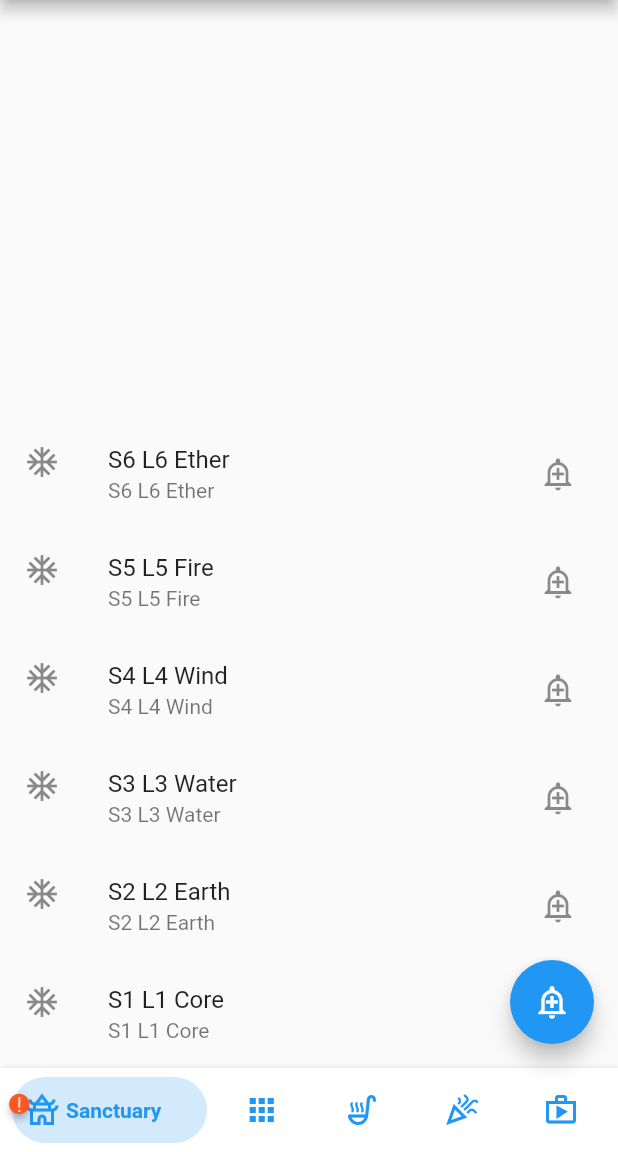
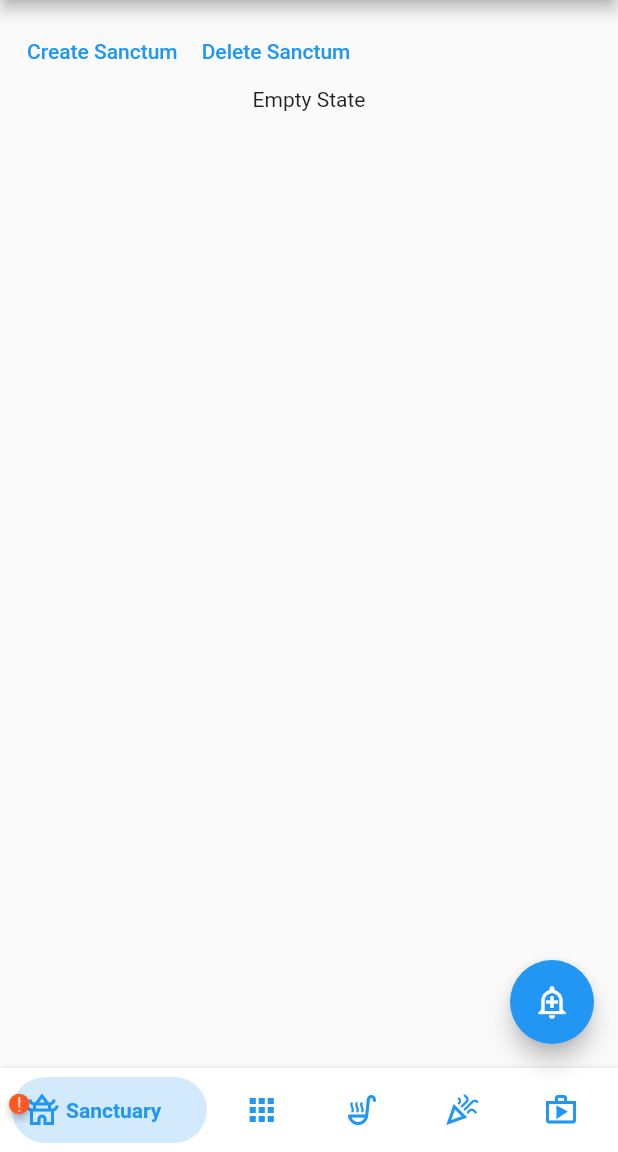
Before and after one commit to hedravBands/soul-flow, a Flutter app: the HomePage screen opened by its route, on a phone screen of 412 x 824 dp, the part 84-1236 px from its top. Run offline on Flutter 3.47's test engine with Material 2 defaults, Android fonts, the light colour scheme and no system bars; drawn by our look-alikes of badges, bottom_navy_bar; our stand-ins replace connectivity_plus, dartz, equatable, flutter_bloc, freezed_annotation, get_it and 2 more; accounts and stored records are empty.

Commit message:
dependency injection with get_it 7.2.0, bloc working on bottom nav

```diff
--- a/lib/main.dart
+++ b/lib/main.dart
@@ -6,11 +6,13 @@ import 'package:provider/provider.dart';
 import 'package:shared_preferences/shared_preferences.dart';
 import 'package:soulflow/src/common/auth/service/app_service.dart';
 
+import 'injection_container.dart' as di;
 import 'src/common/auth/service/auth_service.dart';
 import 'src/common/route/app_router.dart';
 
 Future<void> main() async {
   WidgetsFlutterBinding.ensureInitialized();
+  await di.init();
   final SharedPreferences sharedPreferences =
       await SharedPreferences.getInstance();
   runApp(MyApp(sharedPreferences: sharedPreferences));
--- a/lib/src/common/home/view/home_page.dart
+++ b/lib/src/common/home/view/home_page.dart
@@ -68,7 +68,7 @@ class _HomePageState extends State<HomePage> {
               onPageChanged: (index) {
                 setState(() => _currentIndex = index);
               },
-              children: const <Widget>[
+              children: const [
                 SanctuaryPage(),
                 ElementPage(),
                 AlchemyPage(),
--- a/lib/src/common/route/app_router.dart
+++ b/lib/src/common/route/app_router.dart
@@ -23,7 +23,9 @@ class AppRouter {
       GoRoute(
         path: APP_PAGE.home.toPath,
         name: APP_PAGE.home.toName,
-        builder: (context, state) => const HomePage(),
+        builder: (context, state) {
+          return const HomePage();
+        },
       ),
       GoRoute(
         path: APP_PAGE.splash.toPath,
--- a/lib/src/module/sanctuary/data/repository/sanctum_repository_impl.dart
+++ b/lib/src/module/sanctuary/data/repository/sanctum_repository_impl.dart
@@ -8,7 +8,7 @@ import '../datasource/sanctum_local_datasource.dart';
 class SanctumRepositoryImpl implements SanctumRepository {
   final SanctumLocalDatasource localDatasource;
 
-  SanctumRepositoryImpl(this.localDatasource);
+  SanctumRepositoryImpl({required this.localDatasource});
 
   @override
   Future<Either<Failure, Unit>> createSanctum(String id) async {
--- a/lib/src/module/sanctuary/domain/usecase/create_sanctum_usecase.dart
+++ b/lib/src/module/sanctuary/domain/usecase/create_sanctum_usecase.dart
@@ -8,7 +8,7 @@ import '../../data/repository/sanctum_repository.dart';
 class CreateSanctumUsecase implements Usecase<Unit, Params> {
   final SanctumRepository repository;
 
-  CreateSanctumUsecase(this.repository);
+  CreateSanctumUsecase({required this.repository});
 
   @override
   Future<Either<Failure, Unit>> call(Params params) async {
--- a/lib/src/module/sanctuary/domain/usecase/delete_sanctum_usecase.dart
+++ b/lib/src/module/sanctuary/domain/usecase/delete_sanctum_usecase.dart
@@ -8,7 +8,7 @@ import '../../data/repository/sanctum_repository.dart';
 class DeleteSanctumUsecase implements Usecase<Unit, Params> {
   final SanctumRepository repository;
 
-  DeleteSanctumUsecase(this.repository);
+  DeleteSanctumUsecase({required this.repository});
 
   @override
   Future<Either<Failure, Unit>> call(Params params) async {
--- a/lib/src/module/sanctuary/presentation/bloc/sanctum_bloc.dart
+++ b/lib/src/module/sanctuary/presentation/bloc/sanctum_bloc.dart
@@ -17,7 +17,7 @@ class SanctumBloc extends Bloc<SanctumEvent, SanctumState> {
   SanctumBloc({
     required this.createSanctum,
     required this.deleteSanctum,
-  }) : super(SanctumInitial()) {
+  }) : super(Empty()) {
     on<SanctumEvent>((event, emit) {
       // TODO: implement event handler
     });
--- a/lib/src/module/sanctuary/presentation/bloc/sanctum_event.dart
+++ b/lib/src/module/sanctuary/presentation/bloc/sanctum_event.dart
@@ -3,3 +3,15 @@ part of 'sanctum_bloc.dart';
 abstract class SanctumEvent extends Equatable {
   const SanctumEvent();
 }
+
+class CreateSanctumEvent extends SanctumEvent {
+  @override
+  // TODO: implement props
+  List<Object?> get props => throw UnimplementedError();
+}
+
+class DeleteSanctumEvent extends SanctumEvent {
+  @override
+  // TODO: implement props
+  List<Object?> get props => throw UnimplementedError();
+}
--- a/lib/src/module/sanctuary/presentation/bloc/sanctum_state.dart
+++ b/lib/src/module/sanctuary/presentation/bloc/sanctum_state.dart
@@ -4,9 +4,28 @@ abstract class SanctumState extends Equatable {
   const SanctumState();
 }
 
-class SanctumInitial extends SanctumState {
+class Empty extends SanctumState {
   @override
-  List<Object> get props => [];
+  // TODO: implement props
+  List<Object?> get props => throw UnimplementedError();
+}
+
+class Loading extends SanctumState {
+  @override
+  // TODO: implement props
+  List<Object?> get props => throw UnimplementedError();
+}
+
+class Loaded extends SanctumState {
+  @override
+  // TODO: implement props
+  List<Object?> get props => throw UnimplementedError();
+}
+
+class Error extends SanctumState {
+  @override
+  // TODO: implement props
+  List<Object?> get props => throw UnimplementedError();
 }
 
 // STATES
--- a/lib/src/module/sanctuary/presentation/view/sanctuary_page.dart
+++ b/lib/src/module/sanctuary/presentation/view/sanctuary_page.dart
@@ -1,5 +1,8 @@
 import 'package:flutter/material.dart';
-import 'package:modal_bottom_sheet/modal_bottom_sheet.dart';
+import 'package:flutter_bloc/flutter_bloc.dart';
+
+import '../../../../../injection_container.dart';
+import '../bloc/sanctum_bloc.dart';
 
 final List<String> sanctumList = <String>[
   'S1 L1 Core',
@@ -9,8 +12,6 @@ final List<String> sanctumList = <String>[
   'S5 L5 Fire',
   'S6 L6 Ether'
 ];
-
-final List<bool> _isSelected = List.generate(sanctumList.length, (i) => false);
 
 class SanctuaryPage extends StatefulWidget {
   const SanctuaryPage({
@@ -25,64 +26,111 @@ class _SanctuaryPageState extends State<SanctuaryPage> {
   @override
   Widget build(BuildContext context) {
     return Scaffold(
-      body: ListView.builder(
-        reverse: true,
-        itemCount: sanctumList.length,
-        itemBuilder: (context, index) {
-          return ListTile(
-            leading: const Icon(Icons.ac_unit_outlined),
-            title: Text(sanctumList[index]),
-            subtitle: Text(sanctumList[index]),
-            enabled: 1 > 0 ? true : false,
-            selected: _isSelected[index],
-            trailing: IconButton(
-              icon: const Icon(Icons.add_alert_outlined),
-              onPressed: () {},
-            ),
-            onLongPress: () {},
-            autofocus: true,
-            onTap: () {
-              showModalBottomSheet(
-                context: context,
-                builder: (context) {
-                  return SingleChildScrollView(
-                    controller: ModalScrollController.of(context),
-                    child: SizedBox(
-                      height: MediaQuery.of(context).size.height / 2,
-                      child: SafeArea(
-                        child: Card(
+      body: SingleChildScrollView(
+        child: BlocProvider(
+          create: (_) => sl<SanctumBloc>(),
+          child: Center(
+            child: Padding(
+              padding: const EdgeInsets.all(10),
               child: Column(
                 children: [
-                              Text(sanctumList[index]),
-                              ElevatedButton(
-                                onPressed: () {},
-                                child: Text('Build Sanctum: 100 coins'),
-                              ),
                   Row(
-                                children: [
-                                  ElevatedButton(
-                                    onPressed: () {},
-                                    child: Text('Collect x/150'),
-                                  ),
-                                  ElevatedButton(
-                                    onPressed: () {},
-                                    child: Text('Update/Not Activated'),
-                                  ),
+                    children: <Widget>[
+                      TextButton(
+                          onPressed: () {
+                            context.read<SanctumBloc>().add(
+                                  CreateSanctumEvent(),
+                                );
+                          },
+                          child: const Text('Create Sanctum')),
+                      TextButton(
+                          onPressed: () {
+                            context.read<SanctumBloc>().add(
+                                  DeleteSanctumEvent(),
+                                );
+                          },
+                          child: const Text('Delete Sanctum')),
                     ],
                   ),
+                  BlocBuilder<SanctumBloc, SanctumState>(
+                      builder: (context, state) {
+                    if (state is Empty) {
+                      return const Text('Empty State');
+                    } else if (state is Loading) {
+                      return const CircularProgressIndicator();
+                    } else if (state is Loaded) {
+                      return const Text('Loaded State');
+                    } else if (state is Error) {
+                      return const Text('Error State');
+                    } else {
+                      return const Text('Unexpected State');
+                    }
+                  }),
                 ],
               ),
             ),
           ),
         ),
-                  );
-                  ;
-                },
-              );
-            },
-          );
-        },
       ),
     );
   }
 }
+
+//
+// child: ListView.builder(
+// reverse: true,
+// itemCount: sanctumList.length,
+// itemBuilder: (context, index) {
+// return ListTile(
+// leading: const Icon(Icons.ac_unit_outlined),
+// title: Text(sanctumList[index]),
+// subtitle: Text(sanctumList[index]),
+// enabled: 1 > 0 ? true : false,
+// selected: _isSelected[index],
+// trailing: IconButton(
+// icon: const Icon(Icons.add_alert_outlined),
+// onPressed: () {},
+// ),
+// onLongPress: () {},
+// autofocus: true,
+// onTap: () {
+// showModalBottomSheet(
+// context: context,
+// builder: (context) {
+// return SingleChildScrollView(
+// controller: ModalScrollController.of(context),
+// child: SizedBox(
+// height: MediaQuery.of(context).size.height / 2,
+// child: SafeArea(
+// child: Card(
+// child: Column(
+// children: [
+// Text(sanctumList[index]),
+// ElevatedButton(
+// onPressed: () {},
+// child: Text('Build Sanctum: 100 coins'),
+// ),
+// Row(
+// children: [
+// ElevatedButton(
+// onPressed: () {},
+// child: Text('Collect x/150'),
+// ),
+// ElevatedButton(
+// onPressed: () {},
+// child: Text('Update/Not Activated'),
+// ),
+// ],
+// ),
+// ],
+// ),
+// ),
+// ),
+// ),
+// );
+// },
+// );
+// },
+// );
+// },
+// ),
```
Also changed, not shown: lib/injection.dart (deleted, +0 -48 lines), lib/injection_container.dart (added, +39 -0 lines). Lines whose indentation alone changed are shown as unchanged.
